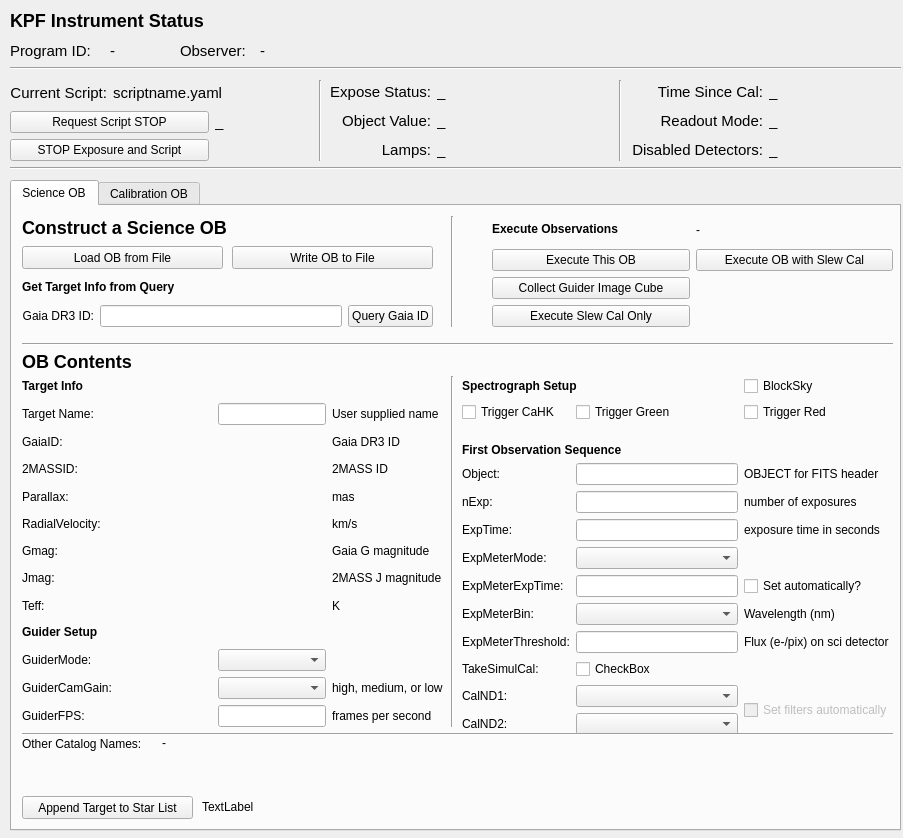
KeckObservatory/KPFTranslator, file kpf/OB_GUI/KPF_OB_GUI.ui: the form before one commit.
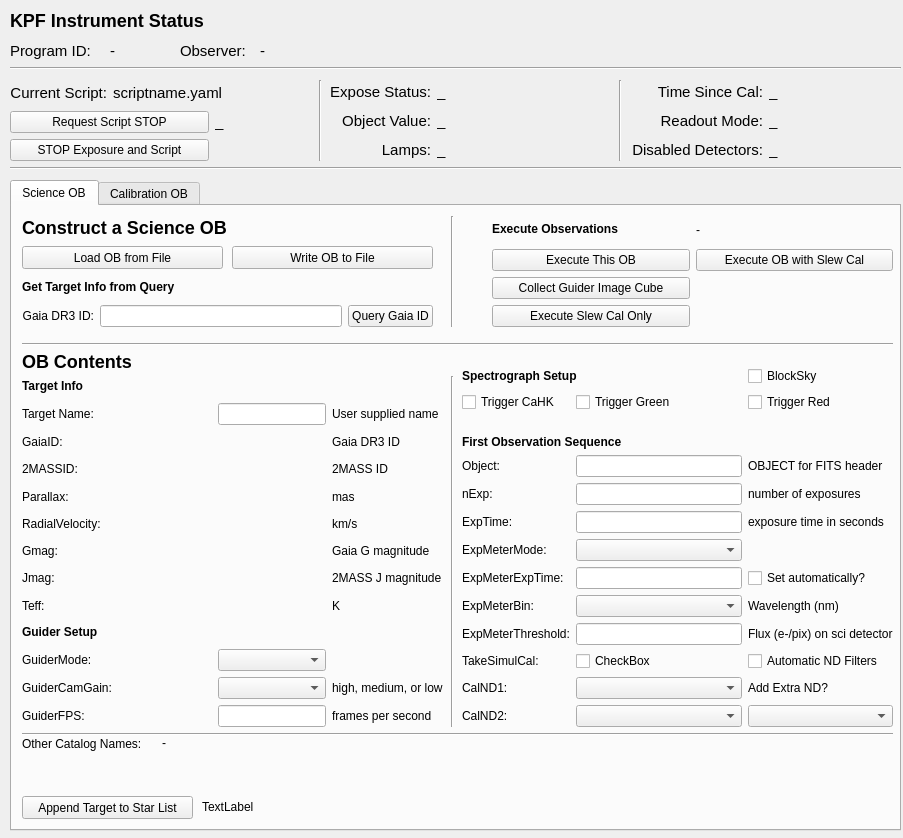
The form after the commit.

Commit message: Start updating GUI for AutoNDFilters feature

Patch:
```diff
--- a/kpf/OB_GUI/KPF_OB_GUI.ui
+++ b/kpf/OB_GUI/KPF_OB_GUI.ui
@@ -792,9 +792,9 @@
       <property name="geometry">
        <rect>
         <x>450</x>
-        <y>170</y>
+        <y>160</y>
         <width>431</width>
-        <height>359</height>
+        <height>361</height>
        </rect>
       </property>
       <layout class="QGridLayout" name="obs_seq_layout" columnstretch="0,0,0,0">
@@ -863,16 +863,6 @@
        <item row="14" column="2">
         <widget class="QComboBox" name="CalND2"/>
        </item>
-       <item row="13" column="3" rowspan="2">
-        <widget class="QCheckBox" name="AutoNDFilters">
-         <property name="enabled">
-          <bool>false</bool>
-         </property>
-         <property name="text">
-          <string>Set filters automatically</string>
-         </property>
-        </widget>
-       </item>
        <item row="7" column="2">
         <widget class="QLineEdit" name="ExpTimeEdit"/>
        </item>
@@ -1002,6 +992,26 @@
          </property>
         </widget>
        </item>
+       <item row="12" column="3">
+        <widget class="QCheckBox" name="AutoNDFilters">
+         <property name="enabled">
+          <bool>true</bool>
+         </property>
+         <property name="text">
+          <string>Automatic ND Filters</string>
+         </property>
+        </widget>
+       </item>
+       <item row="13" column="3">
+        <widget class="QLabel" name="ExtraNDLabel">
+         <property name="text">
+          <string>Add Extra ND?</string>
+         </property>
+        </widget>
+       </item>
+       <item row="14" column="3">
+        <widget class="QComboBox" name="ExtraND"/>
+       </item>
       </layout>
      </widget>
      <widget class="Line" name="line_4">
```
The commit also changes 1 other file.
